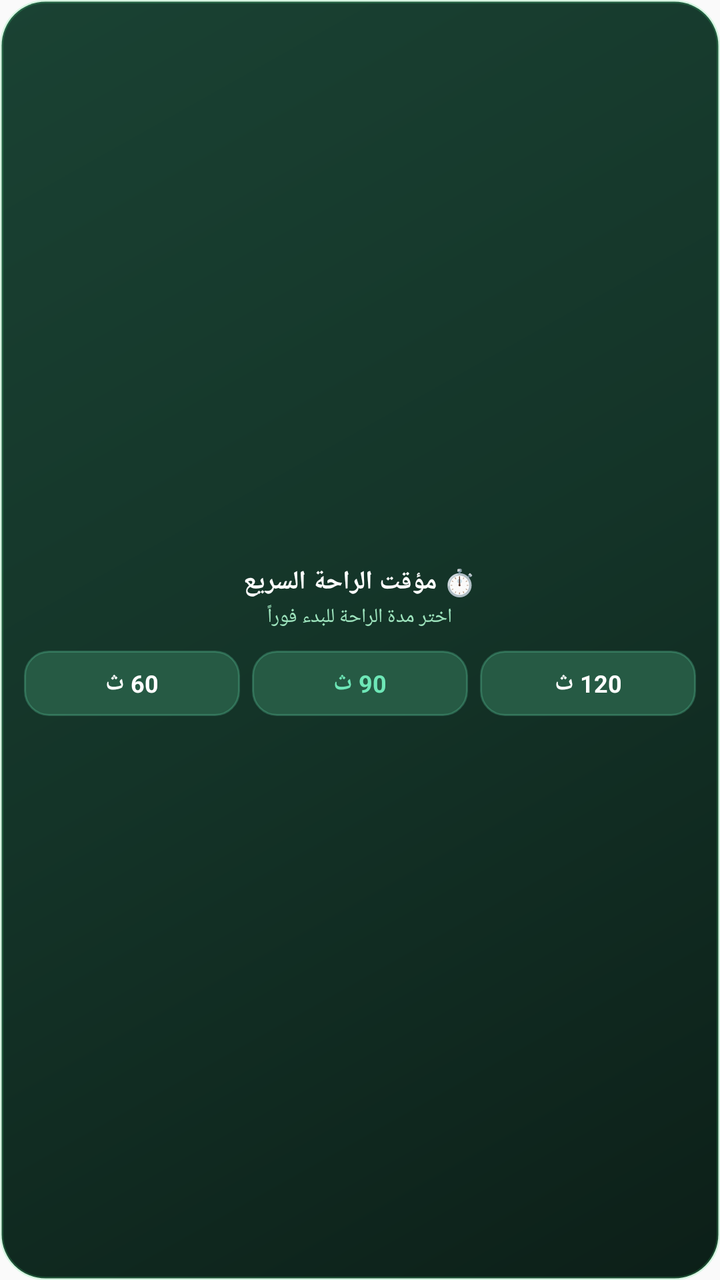
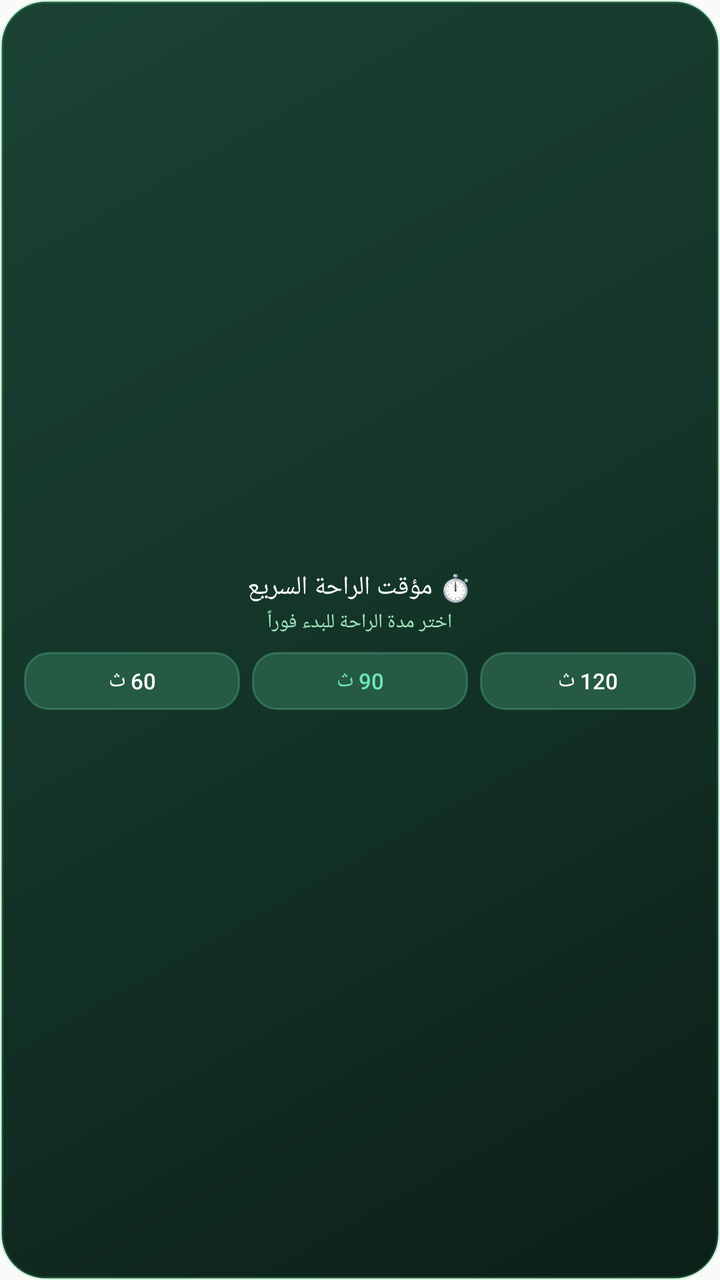

Screens rendered from an Android XML layout before and after an edit, with the pre-edit source and the edit as a unified diff.
<!-- AndroidManifest.xml: application theme AppTheme -->
<!-- res/layout/widget_quick_timer.xml -->
<?xml version="1.0" encoding="utf-8"?>
<LinearLayout xmlns:android="http://schemas.android.com/apk/res/android"
    android:id="@+id/widget_timer_root"
    android:layout_width="match_parent"
    android:layout_height="match_parent"
    android:background="@drawable/widget_bg"
    android:orientation="vertical"
    android:gravity="center"
    android:padding="12dp">

    <TextView
        android:layout_width="wrap_content"
        android:layout_height="wrap_content"
        android:text="⏱️ مؤقت الراحة السريع"
        android:textColor="#ffffff"
        android:textSize="13sp"
        android:textStyle="bold" />

    <TextView
        android:layout_width="wrap_content"
        android:layout_height="wrap_content"
        android:layout_marginTop="2dp"
        android:text="اختر مدة الراحة للبدء فوراً"
        android:textColor="#9ee5be"
        android:textSize="10sp" />

    
    <LinearLayout
        android:layout_width="match_parent"
        android:layout_height="wrap_content"
        android:layout_marginTop="10dp"
        android:gravity="center"
        android:orientation="horizontal">

        <TextView
            android:id="@+id/btn_timer_60"
            android:layout_width="0dp"
            android:layout_height="wrap_content"
            android:layout_weight="1"
            android:layout_marginEnd="3dp"
            android:background="@drawable/widget_btn_bg"
            android:gravity="center"
            android:paddingVertical="8dp"
            android:text="60 ث"
            android:textColor="#ffffff"
            android:textSize="12sp"
            android:textStyle="bold" />

        <TextView
            android:id="@+id/btn_timer_90"
            android:layout_width="0dp"
            android:layout_height="wrap_content"
            android:layout_weight="1"
            android:layout_marginHorizontal="3dp"
            android:background="@drawable/widget_btn_bg"
            android:gravity="center"
            android:paddingVertical="8dp"
            android:text="90 ث"
            android:textColor="#6ee7b7"
            android:textSize="12sp"
            android:textStyle="bold" />

        <TextView
            android:id="@+id/btn_timer_120"
            android:layout_width="0dp"
            android:layout_height="wrap_content"
            android:layout_weight="1"
            android:layout_marginStart="3dp"
            android:background="@drawable/widget_btn_bg"
            android:gravity="center"
            android:paddingVertical="8dp"
            android:text="120 ث"
            android:textColor="#ffffff"
            android:textSize="12sp"
            android:textStyle="bold" />
    </LinearLayout>
</LinearLayout>
<!-- resources referenced by this layout -->
<resources>
  <!-- drawable widget_bg (drawable) -->
  <?xml version="1.0" encoding="utf-8"?>
  <shape xmlns:android="http://schemas.android.com/apk/res/android"
      android:shape="rectangle">
      <gradient
          android:angle="315"
          android:startColor="#1a4233"
          android:centerColor="#143428"
          android:endColor="#0c1f18"
          android:type="linear" />
      <corners android:radius="22dp" />
      <stroke
          android:width="1.5dp"
          android:color="#334ade80" />
  </shape>
  <!-- drawable widget_btn_bg (drawable) -->
  <?xml version="1.0" encoding="utf-8"?>
  <shape xmlns:android="http://schemas.android.com/apk/res/android"
      android:shape="rectangle">
      <solid android:color="#265a44" />
      <corners android:radius="12dp" />
      <stroke
          android:width="1dp"
          android:color="#406ee7b7" />
  </shape>
  <style name="AppTheme" parent="Theme.AppCompat.Light.DarkActionBar">
          
          <item name="colorPrimary">@color/colorPrimary</item>
          <item name="colorPrimaryDark">@color/colorPrimaryDark</item>
          <item name="colorAccent">@color/colorAccent</item>
      </style>
</resources>

<!-- the commit's change to res/layout/widget_quick_timer.xml (unified diff, before → after) -->
@@ -14,7 +14,7 @@
         android:text="⏱️ مؤقت الراحة السريع"
         android:textColor="#ffffff"
         android:textSize="13sp"
-        android:textStyle="bold" />
+        android:fontFamily="sans-serif-medium" />
 
     <TextView
         android:layout_width="wrap_content"
@@ -22,13 +22,14 @@
         android:layout_marginTop="2dp"
         android:text="اختر مدة الراحة للبدء فوراً"
         android:textColor="#9ee5be"
-        android:textSize="10sp" />
+        android:textSize="10sp"
+        android:fontFamily="sans-serif" />
 
     
     <LinearLayout
         android:layout_width="match_parent"
         android:layout_height="wrap_content"
-        android:layout_marginTop="10dp"
+        android:layout_marginTop="8dp"
         android:gravity="center"
         android:orientation="horizontal">
 
@@ -40,11 +41,11 @@
             android:layout_marginEnd="3dp"
             android:background="@drawable/widget_btn_bg"
             android:gravity="center"
-            android:paddingVertical="8dp"
+            android:paddingVertical="7dp"
             android:text="60 ث"
             android:textColor="#ffffff"
-            android:textSize="12sp"
-            android:textStyle="bold" />
+            android:textSize="11sp"
+            android:fontFamily="sans-serif-medium" />
 
         <TextView
             android:id="@+id/btn_timer_90"
@@ -54,11 +55,11 @@
             android:layout_marginHorizontal="3dp"
             android:background="@drawable/widget_btn_bg"
             android:gravity="center"
-            android:paddingVertical="8dp"
+            android:paddingVertical="7dp"
             android:text="90 ث"
             android:textColor="#6ee7b7"
-            android:textSize="12sp"
-            android:textStyle="bold" />
+            android:textSize="11sp"
+            android:fontFamily="sans-serif-medium" />
 
         <TextView
             android:id="@+id/btn_timer_120"
@@ -68,10 +69,10 @@
             android:layout_marginStart="3dp"
             android:background="@drawable/widget_btn_bg"
             android:gravity="center"
-            android:paddingVertical="8dp"
+            android:paddingVertical="7dp"
             android:text="120 ث"
             android:textColor="#ffffff"
-            android:textSize="12sp"
-            android:textStyle="bold" />
+            android:textSize="11sp"
+            android:fontFamily="sans-serif-medium" />
     </LinearLayout>
 </LinearLayout>
